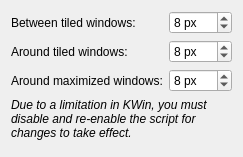
Old version of the form contents/ui/config.ui in the repository NasreddinHodja/quicktilegaps.
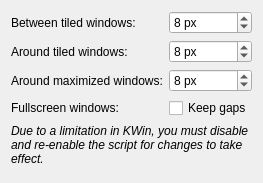
New version of the form.

Commit message:
fix: leave fullscreen windows alone, with an opt-in to keep gaps
applyGap had no notion of fullscreen. Where nothing reserves space on an
output, a fullscreen frame matches the maximize area exactly, so maximized
windows kept their gap when going fullscreen; tiled ones were pushed back to
the gapped tile rect. KWin resizes the frame before it sets fullScreen, so the
gap can land before the flag flips: fullScreenChanged writes the fullscreen
rect back.

GapFullScreen (off by default) instead gives a fullscreen window the maximized
gap, whatever its tiled or maximized state underneath.

```diff
--- a/contents/ui/config.ui
+++ b/contents/ui/config.ui
@@ -94,7 +94,24 @@
      </property>
     </widget>
    </item>
-   <item row="3" column="0" colspan="2">
+   <item row="3" column="0">
+    <widget class="QLabel" name="gapFullScreenLabel">
+     <property name="text">
+      <string>Fullscreen windows:</string>
+     </property>
+    </widget>
+   </item>
+   <item row="3" column="1">
+    <widget class="QCheckBox" name="kcfg_GapFullScreen">
+     <property name="text">
+      <string>Keep gaps</string>
+     </property>
+     <property name="toolTip">
+      <string>Give a fullscreen window the same gap as a maximized one, instead of letting it cover the whole screen. Video and games lose direct scanout this way, and clients that expect a fullscreen window to match the screen size can lay out wrongly.</string>
+     </property>
+    </widget>
+   </item>
+   <item row="4" column="0" colspan="2">
     <widget class="QLabel" name="reloadNotice">
      <property name="text">
       <string>&lt;html&gt;&lt;body&gt;&lt;p&gt;&lt;i&gt;Due to a limitation in KWin, you must disable and re-enable the script for changes to take effect.&lt;/i&gt;&lt;/p&gt;&lt;/body&gt;&lt;/html&gt;</string>
@@ -107,7 +124,7 @@
      </property>
     </widget>
    </item>
-   <item row="4" column="0">
+   <item row="5" column="0">
     <spacer name="verticalSpacer">
      <property name="orientation">
       <enum>Qt::Vertical</enum>
```
The commit also changes 3 other files.
